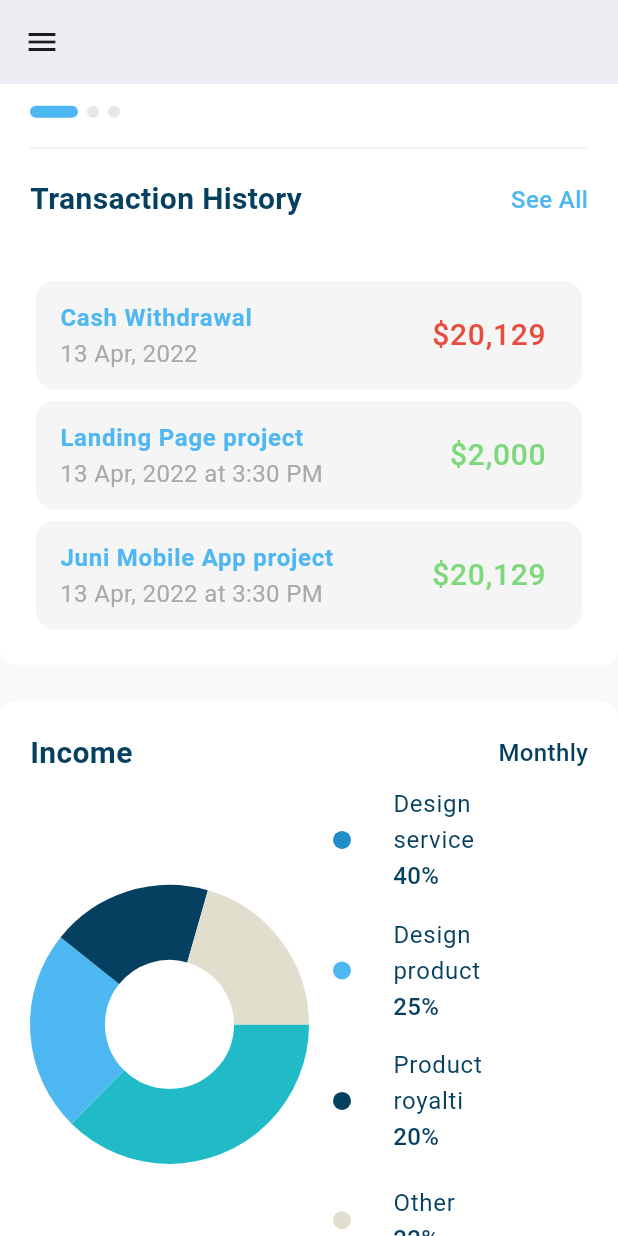
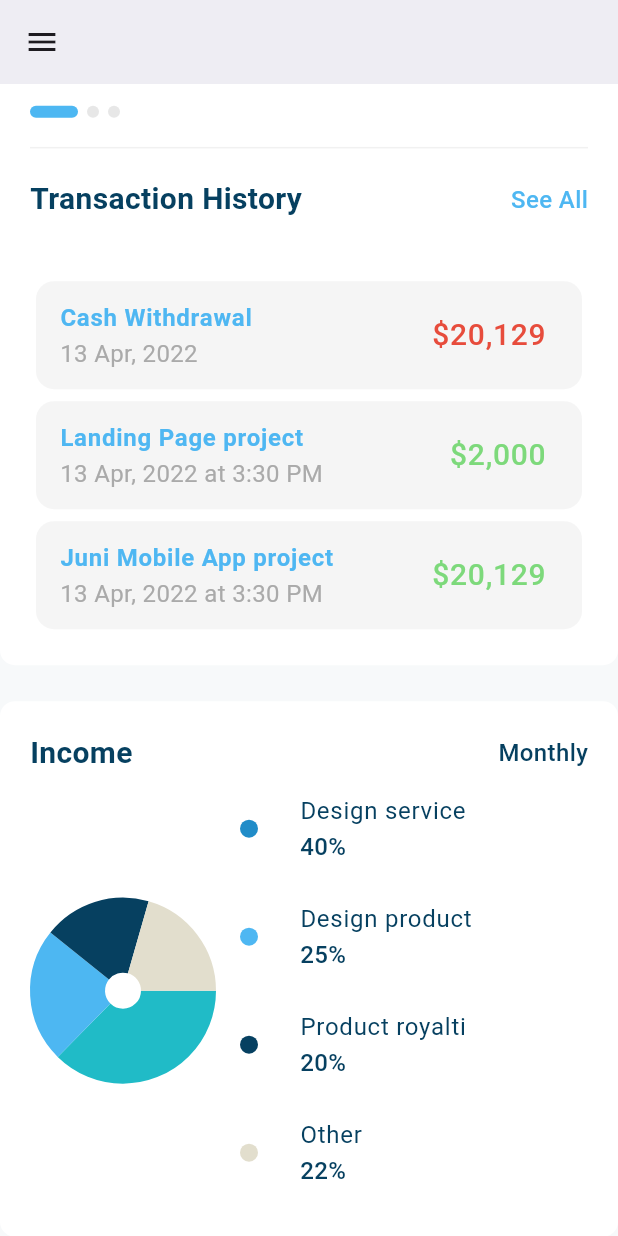
Before and after one commit to maramrmilad7/Dash-Borad, a Flutter app: the screen it shows after launch, scrolled down 1813 dp, on a phone screen of 412 x 824 dp. Run offline on Flutter 3.47's test engine with Material 3 defaults, Android fonts, the phone set to English and light mode, and no system bars; drawn by our look-alikes of fl_chart; our stand-ins replace expandable_page_view, flutter_svg; Roboto replaces fonts that are missing (Montserrat).

Commit message:
create size config file

```diff
--- /dev/null
+++ b/lib/utils/size_config.dart
@@ -0,0 +1,9 @@
+import 'package:flutter/widgets.dart';
+
+class SizeConfig {
+
+  static double desktop = 1200;
+  static double tablet = 800;
+  static double mobile = 600;
+
+}
--- a/lib/views/dash_board_view.dart
+++ b/lib/views/dash_board_view.dart
@@ -1,4 +1,5 @@
 import 'package:flutter/material.dart';
+import 'package:responsiveui/utils/size_config.dart';
 import 'package:responsiveui/widgets/DashBoardMobileLayout.dart';
 import 'package:responsiveui/widgets/adaptive_layout_widget.dart';
 import 'package:responsiveui/widgets/custom_drawer.dart';
@@ -19,7 +20,7 @@ class _DashBoardViewState extends State<DashBoardView> {
   Widget build(BuildContext context) {
     return Scaffold(
       key: scaffoldKey,
-      appBar: MediaQuery.of(context).size.width < 800
+      appBar: MediaQuery.of(context).size.width < SizeConfig.tablet
           ? AppBar(
               elevation: 0,
               backgroundColor: Color(0xffFAFAFA),
@@ -33,7 +34,7 @@ class _DashBoardViewState extends State<DashBoardView> {
             )
           : null,
       backgroundColor: Color(0xFFF7F9FA),
-      drawer: MediaQuery.of(context).size.width < 800 ? CustomDrawer() : null,
+      drawer: MediaQuery.of(context).size.width < SizeConfig.tablet ? CustomDrawer() : null,
       body: AdaptiveLayoutWidget(
         mobileLayout: (context) => const DashBoardMobileLayout(),
         tabletLayout: (context) => const DashBoardTabletlayout(),
--- a/lib/widgets/income_detailes.dart
+++ b/lib/widgets/income_detailes.dart
@@ -20,10 +20,6 @@ class IncomeDetailes extends StatelessWidget {
   @override
   Widget build(BuildContext context) {
     return Column(
-        children: List.generate(list.length, (index) {
-      return ItemDetails(
-        itemDetailsModel: list[index],
-      );
-    }));
+        children: list.map((e) => ItemDetails(itemDetailsModel: e)).toList());
   }
 }
--- a/lib/widgets/income_section.dart
+++ b/lib/widgets/income_section.dart
@@ -1,7 +1,10 @@
 import 'package:flutter/material.dart';
+import 'package:responsiveui/utils/size_config.dart';
 import 'package:responsiveui/widgets/custom_background_container.dart';
+import 'package:responsiveui/widgets/detaield_income_chart.dart';
 import 'package:responsiveui/widgets/income_chart.dart';
 import 'package:responsiveui/widgets/income_detailes.dart';
+import 'package:responsiveui/widgets/income_section_body.dart';
 import 'package:responsiveui/widgets/incomeheader.dart';
 
 class IncomeSection extends StatelessWidget {
@@ -10,17 +13,8 @@ class IncomeSection extends StatelessWidget {
   @override
   Widget build(BuildContext context) {
     return CustomBackgroundContainer(
-
-      child:Column(
-        children: [
-          IncomeHeader(),
-           Row(
-            crossAxisAlignment: CrossAxisAlignment.center,
-            children: [Expanded(child: IncomeChart()),
-
-          Expanded(child: IncomeDetailes())])
-        ],
-    )
-     );
+        child: Column(
+      children: [IncomeHeader(), IncomeSectionBody()],
+    ));
   }
 }
--- /dev/null
+++ b/lib/widgets/income_section_body.dart
@@ -0,0 +1,20 @@
+import 'package:flutter/material.dart';
+import 'package:responsiveui/utils/size_config.dart';
+import 'package:responsiveui/widgets/detaield_income_chart.dart';
+import 'package:responsiveui/widgets/income_chart.dart';
+import 'package:responsiveui/widgets/income_detailes.dart';
+
+class IncomeSectionBody extends StatelessWidget {
+  const IncomeSectionBody({super.key});
+  @override
+  Widget build(BuildContext context) {
+    double width = MediaQuery.of(context).size.width;
+
+    return width >= SizeConfig.desktop && width < 1750
+        ? Expanded(child: DetaieldIncomeChart())
+        : Row(crossAxisAlignment: CrossAxisAlignment.center, children: [
+            Expanded(child: IncomeChart()),
+            Expanded(flex: 2, child: IncomeDetailes())
+          ]);
+  }
+}
--- a/lib/widgets/transaction_history_list_view.dart
+++ b/lib/widgets/transaction_history_list_view.dart
@@ -24,7 +24,7 @@ class TransactionHistoryListView extends StatelessWidget {
   @override
   Widget build(BuildContext context) {
     return Column(
-        children: List.generate(list.length,
-            (index) => TransactionItem(transactionHisrotyModel: list[index])));
+        children: list.map((e) => TransactionItem(transactionHisrotyModel: e)).toList()
+    );
   }
 }
```
Also changed, not shown: lib/widgets/dash_board_desktoplayout.dart (+17 -2 lines), lib/widgets/detaield_income_chart.dart (added, +57 -0 lines).
